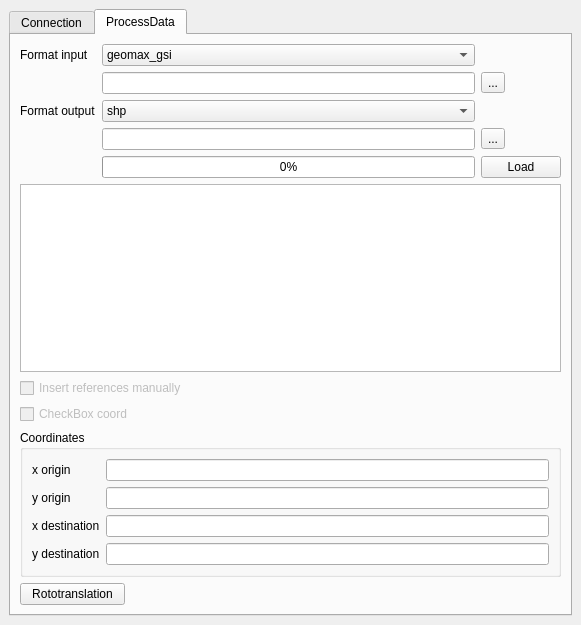
Old version of the form totalstation_dialog_base.ui in the repository enzococca/totalopenstationToQgis.
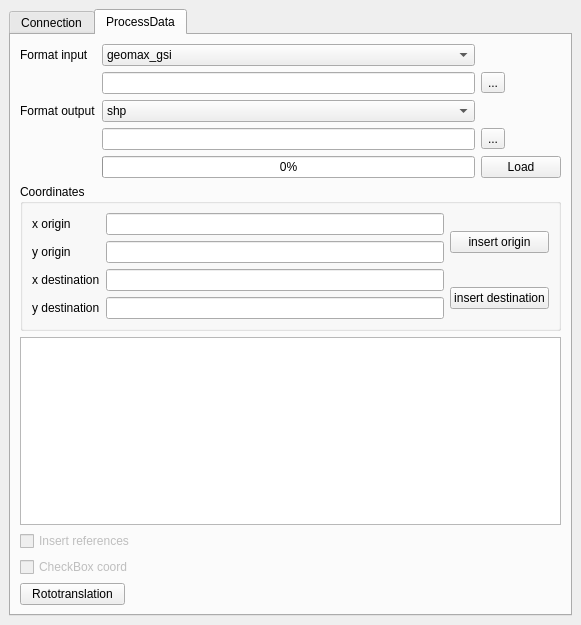
New version of the form. The open tabs and pages were chosen to show the change. Icons and pictures are not drawn. Custom widgets are drawn as their Qt base class.

What changed in the file:
```diff
--- a/totalstation_dialog_base.ui
+++ b/totalstation_dialog_base.ui
@@ -18,7 +18,7 @@
     <item row="0" column="0">
      <widget class="QTabWidget" name="tabWidget">
       <property name="currentIndex">
-       <number>0</number>
+       <number>1</number>
       </property>
       <widget class="QWidget" name="Connection">
        <attribute name="icon">
@@ -337,6 +337,70 @@
         <string>ProcessData</string>
        </attribute>
        <layout class="QGridLayout" name="gridLayout_6">
+        <item row="6" column="0">
+         <widget class="QPushButton" name="pushButton_rt">
+          <property name="sizePolicy">
+           <sizepolicy hsizetype="Expanding" vsizetype="Fixed">
+            <horstretch>0</horstretch>
+            <verstretch>0</verstretch>
+           </sizepolicy>
+          </property>
+          <property name="maximumSize">
+           <size>
+            <width>105</width>
+            <height>16777215</height>
+           </size>
+          </property>
+          <property name="text">
+           <string>Rototranslation</string>
+          </property>
+         </widget>
+        </item>
+        <item row="3" column="0">
+         <widget class="QCheckBox" name="checkBox_ref">
+          <property name="enabled">
+           <bool>false</bool>
+          </property>
+          <property name="text">
+           <string>Insert references</string>
+          </property>
+         </widget>
+        </item>
+        <item row="2" column="0">
+         <widget class="QTableView" name="tableView">
+          <property name="alternatingRowColors">
+           <bool>true</bool>
+          </property>
+          <property name="gridStyle">
+           <enum>Qt::DashDotDotLine</enum>
+          </property>
+          <property name="sortingEnabled">
+           <bool>true</bool>
+          </property>
+          <attribute name="horizontalHeaderStretchLastSection">
+           <bool>true</bool>
+          </attribute>
+          <attribute name="verticalHeaderCascadingSectionResizes">
+           <bool>true</bool>
+          </attribute>
+          <attribute name="verticalHeaderShowSortIndicator" stdset="0">
+           <bool>true</bool>
+          </attribute>
+          <attribute name="verticalHeaderStretchLastSection">
+           <bool>true</bool>
+          </attribute>
+         </widget>
+        </item>
+        <item row="4" column="0">
+         <widget class="QCheckBox" name="checkBox_coord">
+          <property name="enabled">
+           <bool>false</bool>
+          </property>
+          <property name="text">
+           <string>CheckBox coord</string>
+          </property>
+         </widget>
+        </item>
         <item row="0" column="0">
          <layout class="QGridLayout" name="gridLayout_4">
           <item row="0" column="0">
@@ -532,57 +596,29 @@
          </layout>
         </item>
         <item row="1" column="0">
-         <widget class="QTableView" name="tableView">
-          <property name="alternatingRowColors">
-           <bool>true</bool>
-          </property>
-          <property name="gridStyle">
-           <enum>Qt::DashDotDotLine</enum>
-          </property>
-          <property name="sortingEnabled">
-           <bool>true</bool>
-          </property>
-          <attribute name="horizontalHeaderStretchLastSection">
-           <bool>true</bool>
-          </attribute>
-          <attribute name="verticalHeaderCascadingSectionResizes">
-           <bool>true</bool>
-          </attribute>
-          <attribute name="verticalHeaderShowSortIndicator" stdset="0">
-           <bool>true</bool>
-          </attribute>
-          <attribute name="verticalHeaderStretchLastSection">
-           <bool>true</bool>
-          </attribute>
-         </widget>
-        </item>
-        <item row="2" column="0">
-         <widget class="QCheckBox" name="checkBox_ref">
-          <property name="enabled">
-           <bool>false</bool>
-          </property>
-          <property name="text">
-           <string>Insert references manually</string>
-          </property>
-         </widget>
-        </item>
-        <item row="3" column="0">
-         <widget class="QCheckBox" name="checkBox_coord">
-          <property name="enabled">
-           <bool>false</bool>
-          </property>
-          <property name="text">
-           <string>CheckBox coord</string>
-          </property>
-         </widget>
-        </item>
-        <item row="4" column="0">
          <widget class="QGroupBox" name="groupBox_coordinate">
           <property name="title">
            <string>Coordinates</string>
           </property>
           <layout class="QGridLayout" name="gridLayout_3">
-           <item row="0" column="0">
+           <item row="1" column="2">
+            <widget class="QPushButton" name="pushButton_destination">
+             <property name="text">
+              <string>insert destination</string>
+             </property>
+             <property name="checkable">
+              <bool>false</bool>
+             </property>
+            </widget>
+           </item>
+           <item row="0" column="2">
+            <widget class="QPushButton" name="pushButton_origin">
+             <property name="text">
+              <string>insert origin</string>
+             </property>
+            </widget>
+           </item>
+           <item row="0" column="0" rowspan="2">
             <layout class="QGridLayout" name="gridLayout">
              <item row="0" column="0">
               <widget class="QLabel" name="label_11">
@@ -592,7 +628,7 @@
               </widget>
              </item>
              <item row="0" column="1">
-              <widget class="QLineEdit" name="lineEdit_xorigin"/>
+              <widget class="QLineEdit" name="lineEdit_x_origin"/>
              </item>
              <item row="1" column="0">
               <widget class="QLabel" name="label_12">
@@ -602,7 +638,7 @@
               </widget>
              </item>
              <item row="1" column="1">
-              <widget class="QLineEdit" name="lineEdit_yorigin"/>
+              <widget class="QLineEdit" name="lineEdit_y_origin"/>
              </item>
              <item row="2" column="0">
               <widget class="QLabel" name="label_13">
@@ -612,7 +648,7 @@
               </widget>
              </item>
              <item row="2" column="1">
-              <widget class="QLineEdit" name="lineEdit_x_dest"/>
+              <widget class="QLineEdit" name="lineEdit_x_destination"/>
              </item>
              <item row="3" column="0">
               <widget class="QLabel" name="label_14">
@@ -622,32 +658,13 @@
               </widget>
              </item>
              <item row="3" column="1">
-              <widget class="QLineEdit" name="lineEdit_ydest"/>
+              <widget class="QLineEdit" name="lineEdit_y_destination"/>
              </item>
             </layout>
            </item>
           </layout>
          </widget>
         </item>
-        <item row="5" column="0">
-         <widget class="QPushButton" name="pushButton_rt">
-          <property name="sizePolicy">
-           <sizepolicy hsizetype="Expanding" vsizetype="Fixed">
-            <horstretch>0</horstretch>
-            <verstretch>0</verstretch>
-           </sizepolicy>
-          </property>
-          <property name="maximumSize">
-           <size>
-            <width>105</width>
-            <height>16777215</height>
-           </size>
-          </property>
-          <property name="text">
-           <string>Rototranslation</string>
-          </property>
-         </widget>
-        </item>
        </layout>
       </widget>
      </widget>
```
Left out of the diff: 19 changed lines with no effect on the pictures.
